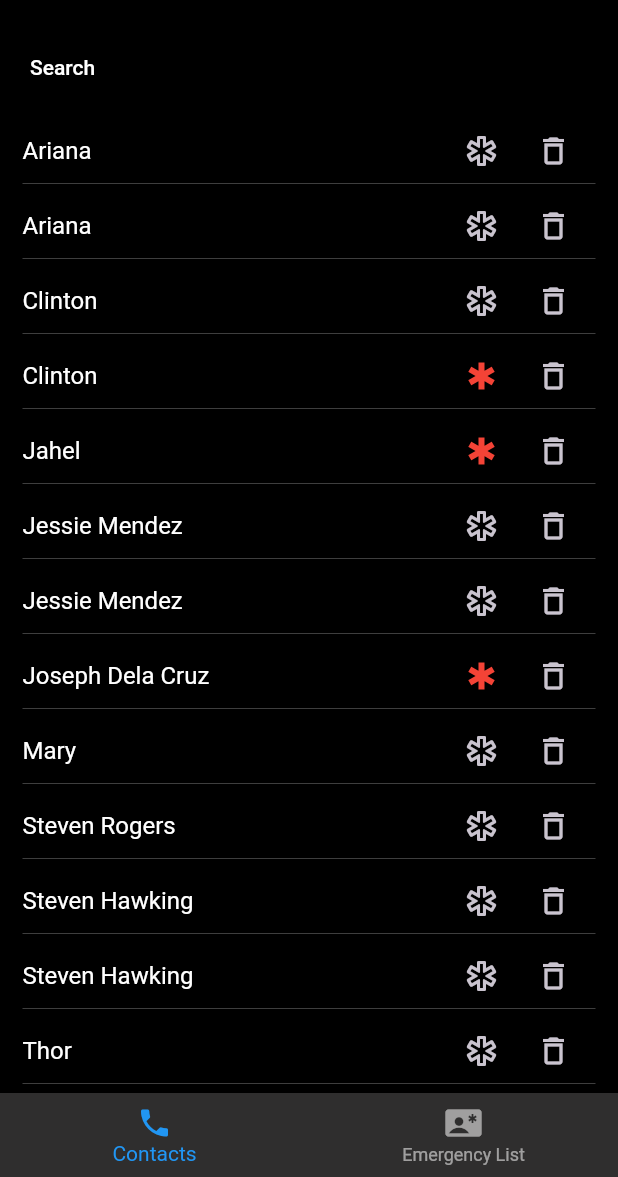
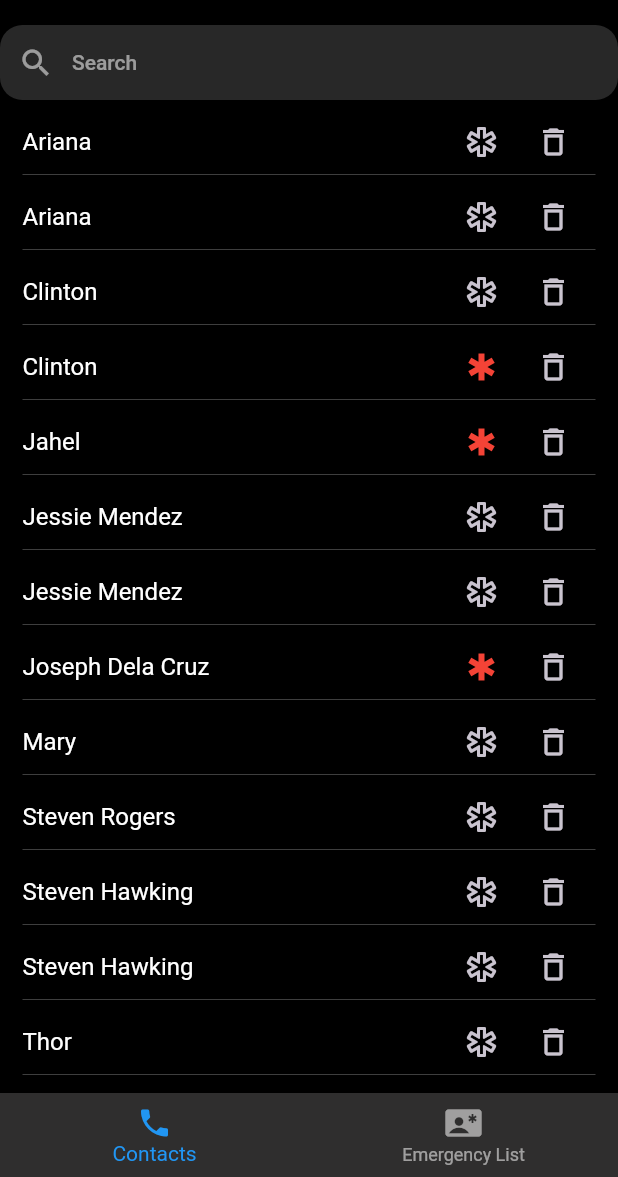
Before and after one commit to marijoyapa/flutter-project-contact-list, a Flutter app: the screen it shows after launch, on a phone screen of 412 x 824 dp, the part 59-1236 px from its top. Run offline on Flutter 3.47's test engine with Material 2 defaults, Android fonts, the phone set to English and light mode, and no system bars; our stand-ins replace flutter_riverpod, google_fonts, image_picker.

Commit message:
working UI

```diff
--- a/contact_list/lib/providers/contact_list_provider.dart
+++ b/contact_list/lib/providers/contact_list_provider.dart
@@ -9,9 +9,6 @@ class ContactListNotifier extends StateNotifier<List<ContactInfo>> {
   void onToggleEmergencyContact(ContactInfo contact) {
     state = state.map((list) {
       if (list.id == contact.id) {
-        print(contact.id);
-        print(contact.firstName);
-        print(contact.emergencyContact);
         return list.copyWith(
           emergencyContact: !contact.emergencyContact,
           id: contact.id,
--- a/contact_list/lib/screen/contact_list.dart
+++ b/contact_list/lib/screen/contact_list.dart
@@ -2,6 +2,7 @@ import 'package:contact_list/providers/contact_list_provider.dart';
 import 'package:contact_list/providers/search_list_provider.dart';
 import 'package:contact_list/screen/create_contact.dart';
 import 'package:contact_list/widgets/contact_item.dart';
+import 'package:contact_list/widgets/search_contact.dart';
 import 'package:flutter/material.dart';
 import 'package:flutter_riverpod/flutter_riverpod.dart';
 
@@ -20,23 +21,32 @@ final container = ProviderContainer();
     );
   }
 
-  void printController(String value){
-    print(value);
-  }
-
   @override
   Widget build(BuildContext context, WidgetRef ref) {
-    Widget content = const Center(
+    final contactLists = ref.watch(filteredListProvider);
+    final searchItem = ref.watch(searchKeywordProvider);
+    searchKeyword.text = searchItem;
+
+    Widget content = const Expanded(
+      child:  Center(
         child: Text(
           'No contact list added.',
           style: TextStyle(fontSize: 18, color: Colors.white70),
         ),
+      ),
     );
-    final searchItem = ref.watch(searchKeywordProvider);
-    searchKeyword.text = searchItem;
-    final contactLists = searchKeyword.text.trim().isNotEmpty
-        ? ref.watch(filteredListProvider)
-        : ref.watch(filteredListProvider);
+
+    if (contactLists.isEmpty && searchItem.trim().isNotEmpty) {
+      content = const Expanded(
+        child:  Center(
+          child: Text(
+            'Try searching another user',
+            style: TextStyle(fontSize: 18, color: Colors.white70),
+          ),
+        ),
+      );
+    }
+
     return Scaffold(
       appBar: AppBar(
         scrolledUnderElevation: 0.0,
@@ -51,31 +61,20 @@ final container = ProviderContainer();
           )
         ],
       ),
-      body:
-      // contactLists.isEmpty
-      //     ? content
-      //     :
-          Column(
+      body: Column(
         children: [
-                TextField(
-                  controller: searchKeyword,
-                  onChanged: (value) {
+          searchContainer(
+              context: context,
+              searchController: searchKeyword,
+              onChangedSearchText: (value) {
                 ref.read(searchKeywordProvider.notifier).onSearchUser(value);
               },
-                  style: TextStyle(
-                      color: Colors.white,
-                      backgroundColor: const Color.fromARGB(244, 0, 0, 0)),
-                  decoration: InputDecoration(
-                      fillColor: Colors.white,
-                      hintText: 'Search',
-                      hintStyle: TextStyle(color: Colors.white),
-                      contentPadding: EdgeInsets.all(20),
-                      border: OutlineInputBorder(
-                        borderRadius: BorderRadius.circular(18),
-                      ),
-                      enabledBorder: InputBorder.none),
-                ),
-                Expanded(
+              onClickClose: () {
+                ref.read(searchKeywordProvider.notifier).onSearchUser('');
+              }),
+          contactLists.isEmpty
+              ? content
+              : Expanded(
                   child: ListView.builder(
                     padding: const EdgeInsets.symmetric(horizontal: 15),
                     itemCount: contactLists.length,
--- /dev/null
+++ b/contact_list/lib/widgets/search_contact.dart
@@ -0,0 +1,56 @@
+import 'package:flutter/material.dart';
+
+Widget searchContainer({
+  required BuildContext context,
+  required TextEditingController searchController,
+  required Function(String value) onChangedSearchText,
+  required Function() onClickClose,
+}) =>
+    Container(
+      height: 50,
+      width: double.infinity,
+      decoration: BoxDecoration(
+          borderRadius: BorderRadius.circular(15),
+          color: Theme.of(context).colorScheme.primaryContainer),
+      child: Row(
+        children: [
+          IconButton(
+            onPressed: () {},
+            icon: const Icon(
+              Icons.search,
+              color: Colors.white54,
+            ),
+          ),
+          Expanded(
+            child: TextField(
+              textAlign: TextAlign.left,
+              controller: searchController,
+              onChanged: onChangedSearchText,
+              style: const TextStyle(
+                color: Colors.white54,
+              ),
+              decoration: const InputDecoration(
+                fillColor: Colors.white,
+                hintText: 'Search',
+                hintStyle: TextStyle(color: Colors.white54),
+                contentPadding: EdgeInsets.all(0),
+                alignLabelWithHint: true,
+                enabledBorder: InputBorder.none,
+                focusedBorder: InputBorder.none,
+              ),
+            ),
+          ),
+          searchController.text.isNotEmpty
+              ? IconButton(
+                  onPressed: onClickClose,
+                  icon: const Icon(
+                    Icons.cancel,
+                    color: Colors.white54,
+                    size: 20,
+                  ),
+                  padding: const EdgeInsets.only(right: 20),
+                )
+              : const SizedBox(),
+        ],
+      ),
+    );
```
Lines whose indentation alone changed are shown as unchanged.
